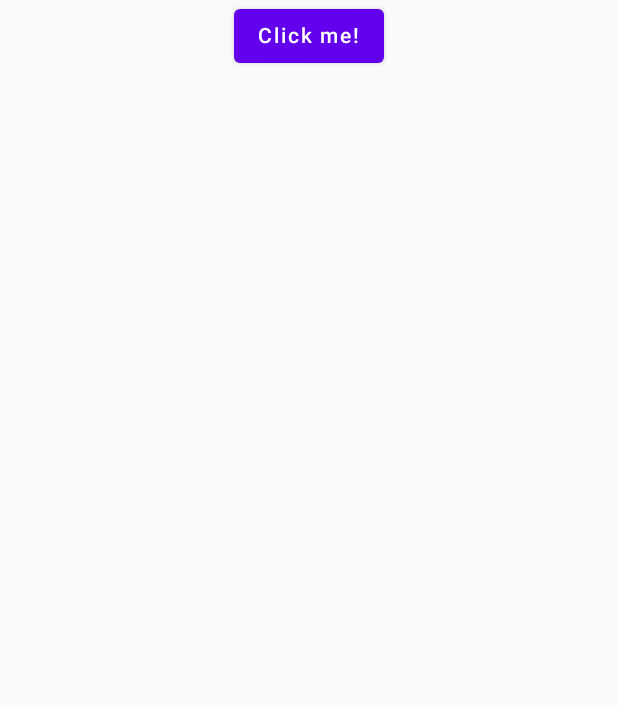
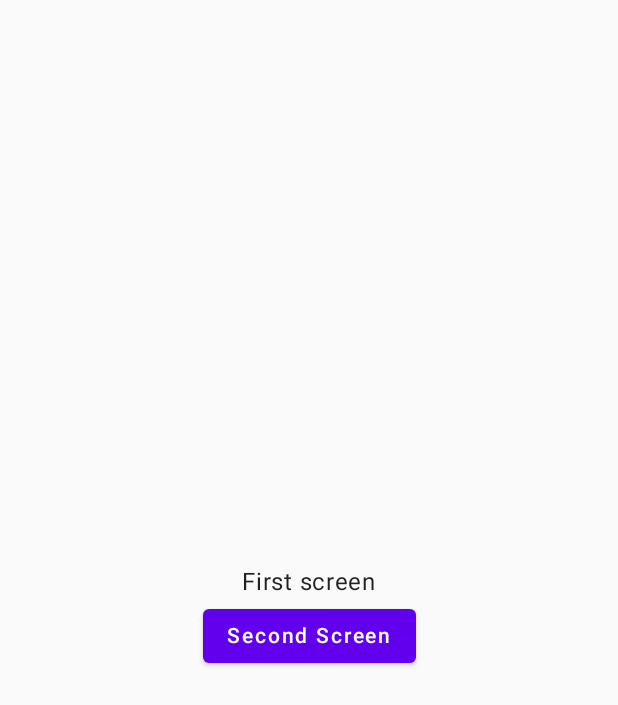
Before and after one commit to mkonkel/DecomposeNavigation, an Android app built with Jetpack Compose: the screen it shows after launch (MainActivity), on a phone screen of 412 x 824 dp. Shown: the top 705 px of the screen. Run offline under Robolectric (Android 15) with nearby library versions, the phone set to English and light mode, and no system bars.

```diff
--- a/composeApp/src/androidMain/kotlin/dev/michalkonkel/decompose/MainActivity.kt
+++ b/composeApp/src/androidMain/kotlin/dev/michalkonkel/decompose/MainActivity.kt
@@ -6,19 +6,22 @@ import androidx.activity.ComponentActivity
 import androidx.activity.compose.setContent
 import androidx.compose.runtime.Composable
 import androidx.compose.ui.tooling.preview.Preview
+import com.arkivanov.decompose.ExperimentalDecomposeApi
+import com.arkivanov.decompose.retainedComponent
+import navigation.RootComponent
 
 class MainActivity : ComponentActivity() {
+    @OptIn(ExperimentalDecomposeApi::class)
     override fun onCreate(savedInstanceState: Bundle?) {
         super.onCreate(savedInstanceState)
 
+        val rootComponent = retainedComponent { componentContext ->
+            RootComponent(
+                componentContext = componentContext
+            )
+        }
         setContent {
-            App()
+            App(rootComponent = rootComponent)
         }
     }
 }
-
-@Preview
-@Composable
-fun AppAndroidPreview() {
-    App()
-}
--- a/composeApp/src/commonMain/kotlin/App.kt
+++ b/composeApp/src/commonMain/kotlin/App.kt
@@ -1,36 +1,27 @@
-import androidx.compose.animation.AnimatedVisibility
-import androidx.compose.foundation.Image
-import androidx.compose.foundation.layout.Column
-import androidx.compose.foundation.layout.fillMaxWidth
-import androidx.compose.material.Button
 import androidx.compose.material.MaterialTheme
-import androidx.compose.material.Text
-import androidx.compose.runtime.*
-import androidx.compose.ui.Alignment
-import androidx.compose.ui.Modifier
-import org.jetbrains.compose.resources.ExperimentalResourceApi
-import org.jetbrains.compose.resources.painterResource
-import org.jetbrains.compose.ui.tooling.preview.Preview
+import androidx.compose.runtime.Composable
+import com.arkivanov.decompose.extensions.compose.stack.Children
+import com.arkivanov.decompose.extensions.compose.stack.animation.slide
+import com.arkivanov.decompose.extensions.compose.stack.animation.stackAnimation
+import com.arkivanov.decompose.extensions.compose.subscribeAsState
+import navigation.RootComponent
+import screens.FirstScreen
+import screens.SecondScreen
 
-import decomposenavigation.composeapp.generated.resources.Res
-import decomposenavigation.composeapp.generated.resources.compose_multiplatform
+@Composable
+fun App(rootComponent: RootComponent) {
+    MaterialTheme {
+        val childStack = rootComponent.childStack.subscribeAsState()
+        Children(
+            stack = childStack.value,
+            animation = stackAnimation(slide()),
+        ) { child ->
+            when (val instance = child.instance) {
+                is RootComponent.Child.FirstScreen ->
+                    FirstScreen(instance.component)
 
-@OptIn(ExperimentalResourceApi::class)
-@Composable
-@Preview
-fun App() {
-    MaterialTheme {
-        var showContent by remember { mutableStateOf(false) }
-        Column(Modifier.fillMaxWidth(), horizontalAlignment = Alignment.CenterHorizontally) {
-            Button(onClick = { showContent = !showContent }) {
-                Text("Click me!")
-            }
-            AnimatedVisibility(showContent) {
-                val greeting = remember { Greeting().greet() }
-                Column(Modifier.fillMaxWidth(), horizontalAlignment = Alignment.CenterHorizontally) {
-                    Image(painterResource(Res.drawable.compose_multiplatform), null)
-                    Text("Compose: $greeting")
-                }
+                is RootComponent.Child.SecondScreen ->
+                    SecondScreen(instance.component)
             }
         }
     }
--- a/composeApp/src/commonMain/kotlin/navigation/RootComponent.kt
+++ b/composeApp/src/commonMain/kotlin/navigation/RootComponent.kt
@@ -12,7 +12,7 @@ class RootComponent(
     componentContext: ComponentContext
 ) : ComponentContext by componentContext {
     private val navigation = StackNavigation<Configuration>()
-    private val childStack = childStack(
+    val childStack = childStack(
         source = navigation,
         serializer = Configuration.serializer(),
         initialConfiguration = Configuration.FirstScreen,
--- /dev/null
+++ b/composeApp/src/commonMain/kotlin/screens/FirstScreen.kt
@@ -0,0 +1,27 @@
+package screens
+
+import androidx.compose.foundation.layout.Arrangement
+import androidx.compose.foundation.layout.Column
+import androidx.compose.foundation.layout.fillMaxSize
+import androidx.compose.material.Button
+import androidx.compose.material.Text
+import androidx.compose.runtime.Composable
+import androidx.compose.ui.Alignment
+import androidx.compose.ui.Modifier
+import navigation.FirstScreenComponent
+
+@Composable
+fun FirstScreen(
+    component: FirstScreenComponent
+) {
+    Column(
+        modifier = Modifier.fillMaxSize(),
+        horizontalAlignment = Alignment.CenterHorizontally,
+        verticalArrangement = Arrangement.Center
+    ) {
+        Text("First screen")
+        Button(onClick = { component.click() }) {
+            Text("Second Screen")
+        }
+    }
+}
--- a/gradle/libs.versions.toml
+++ b/gradle/libs.versions.toml
@@ -10,10 +10,10 @@ androidx-core-ktx = "1.12.0"
 androidx-espresso-core = "3.5.1"
 androidx-material = "1.11.0"
 androidx-test-junit = "1.1.5"
-compose = "1.6.2"
-compose-plugin = "1.6.0"
+compose = "1.6.6"
+compose-plugin = "1.6.1"
 junit = "4.13.2"
-kotlin = "1.9.22"
+kotlin = "1.9.23"
 decompose = "3.0.0-beta01"
 serialization = "1.6.3"
 
```
Also changed, not shown: composeApp/src/commonMain/kotlin/screens/SecondScreen.kt (added, +33 -0 lines), 2 other files.
